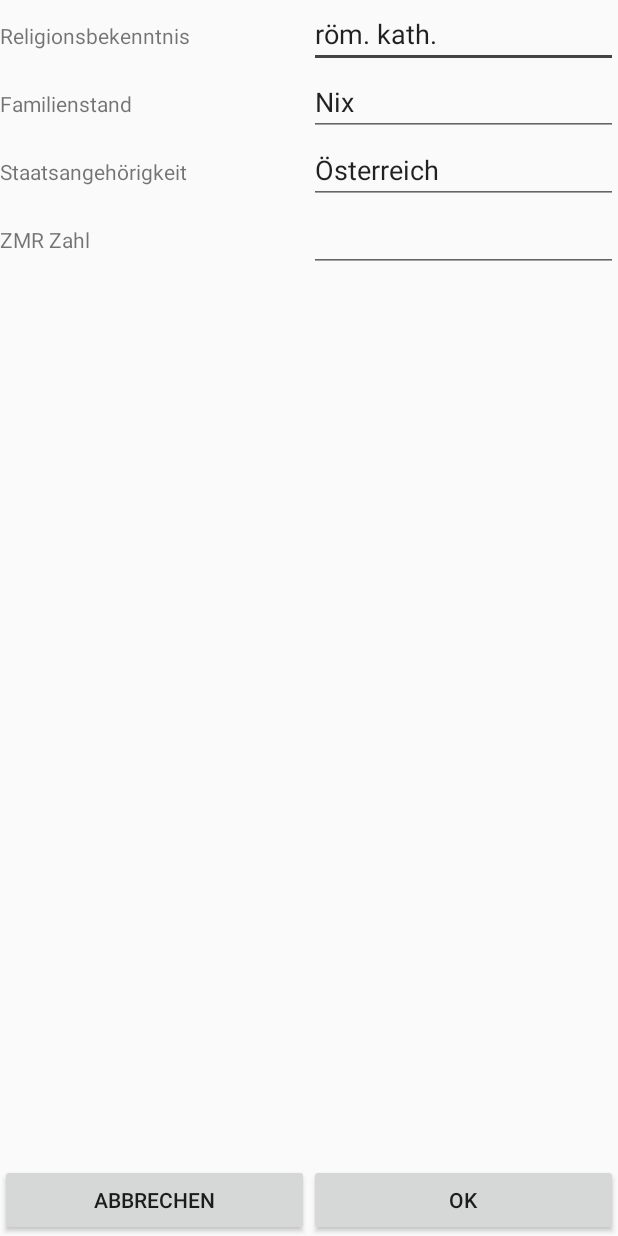
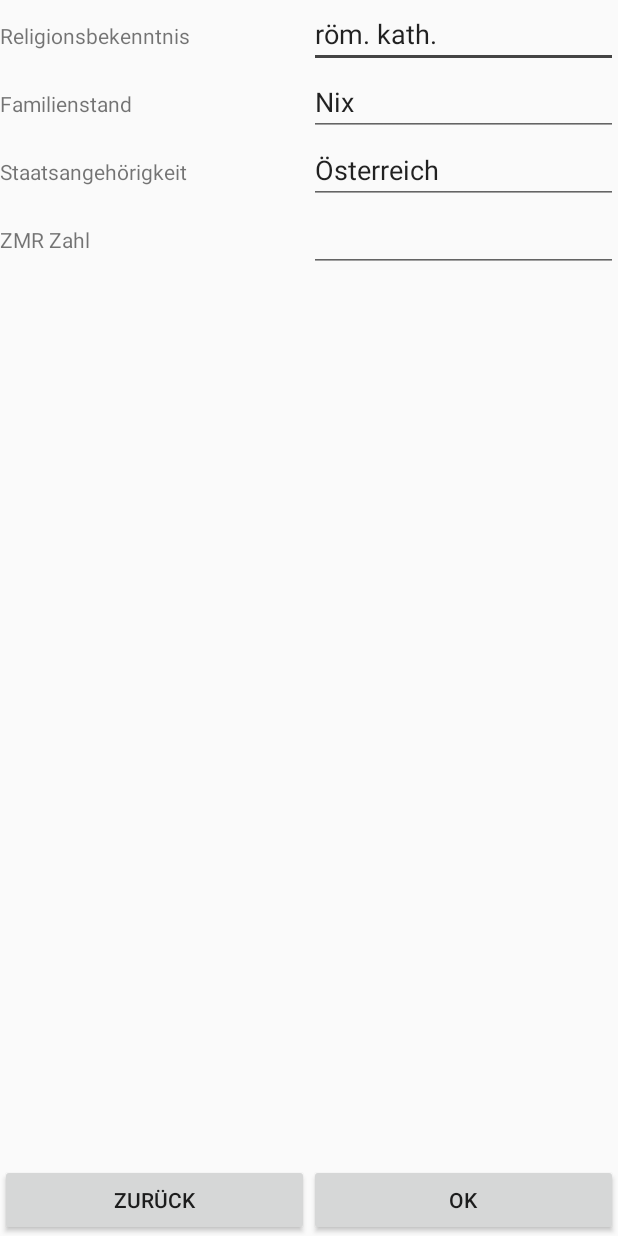
Before and after one commit to SKogelnik/resifo-android, an Android app: the InputTwoActivity screen opened directly, with no data from a screen before it, on a phone screen of 412 x 824 dp. Run offline under Robolectric (Android 15) with nearby library versions, the phone set to English and light mode, and no system bars; 5 statements that could not run were skipped.

Commit message:
Edit preparations

```diff
--- a/Resifo/app/src/main/java/at/fh/swengb/resifo/Person.java
+++ b/Resifo/app/src/main/java/at/fh/swengb/resifo/Person.java
@@ -82,9 +82,7 @@ public class Person implements Serializable{
         this.geburtsdatum = geburtsdatum;
     }
 
-    public String getGeschlecht() {
-        return geschlecht;
-    }
+    public String getGeschlecht() { return geschlecht;  }
 
     public void setGeschlecht(String geschlecht) {
         this.geschlecht = geschlecht;
--- a/Resifo/app/src/main/res/layout/activity_main.xml
+++ b/Resifo/app/src/main/res/layout/activity_main.xml
@@ -47,7 +47,7 @@
                 android:id="@+id/ButtonnewFormular"
                 android:onClick="onNewFormular"
                 android:layout_margin="10dp"
-                style="@android:style/Widget.Holo.Button.Small" />
+                style="@style/btnStyle" />
 
             <Button
                 android:text="Zeige Formulare"
@@ -64,7 +64,8 @@
                 android:layout_height="wrap_content"
                 android:id="@+id/buttonShowContact"
                 android:onClick="onAbout"
-                android:layout_margin="10dp" />
+                android:layout_margin="10dp"
+                style="@style/btnStyle" />
         </LinearLayout>
 
     </LinearLayout>
--- a/Resifo/app/src/main/res/layout/religion2_page.xml
+++ b/Resifo/app/src/main/res/layout/religion2_page.xml
@@ -103,11 +103,12 @@
         android:gravity="bottom">
 
         <Button
-            android:text="Abbrechen"
+            android:text="Zurück"
             android:layout_width="match_parent"
             android:layout_height="wrap_content"
-            android:id="@+id/buttonCancelReligionPage"
-            android:layout_weight="1" />
+            android:id="@+id/btnBack"
+            android:layout_weight="1"
+            android:onClick="onBack" />
 
         <Button
             android:text="OK"
```
Also changed, not shown: Resifo/app/src/main/java/at/fh/swengb/resifo/InputOneActivity.java (+22 -1 lines), Resifo/app/src/main/java/at/fh/swengb/resifo/InputTwoActivity.java (+25 -0 lines), Resifo/app/src/main/java/at/fh/swengb/resifo/InstructionActivity.java (+6 -2 lines).
